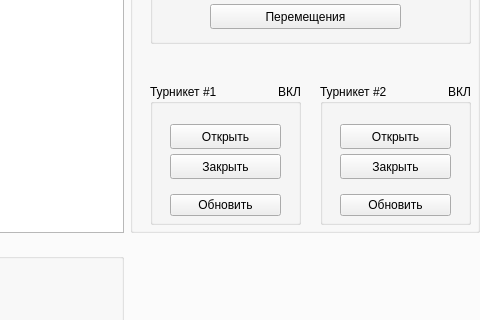
Qt form widgets/main_widget/ui_main_window.ui (lxndrrud/barriers-desktop-py) before a commit; both pictures show x 720 to 1200 and y 401 to 721 of the 1200 by 900 pixel window.
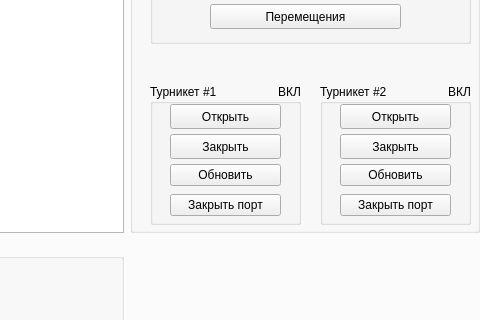
The same form after that commit.

Commit message: close ports buttons

Patch:
```diff
--- a/widgets/main_widget/ui_main_window.ui
+++ b/widgets/main_widget/ui_main_window.ui
@@ -185,7 +185,7 @@
               <property name="geometry">
                <rect>
                 <x>20</x>
-                <y>40</y>
+                <y>20</y>
                 <width>111</width>
                 <height>25</height>
                </rect>
@@ -198,7 +198,7 @@
               <property name="geometry">
                <rect>
                 <x>20</x>
-                <y>70</y>
+                <y>50</y>
                 <width>111</width>
                 <height>25</height>
                </rect>
@@ -227,7 +227,7 @@
               <property name="geometry">
                <rect>
                 <x>20</x>
-                <y>110</y>
+                <y>80</y>
                 <width>111</width>
                 <height>22</height>
                </rect>
@@ -236,6 +236,19 @@
                <string>Обновить</string>
               </property>
              </widget>
+             <widget class="QPushButton" name="closePort1">
+              <property name="geometry">
+               <rect>
+                <x>20</x>
+                <y>110</y>
+                <width>111</width>
+                <height>22</height>
+               </rect>
+              </property>
+              <property name="text">
+               <string>Закрыть порт</string>
+              </property>
+             </widget>
             </widget>
             <widget class="QGroupBox" name="groupBox_4">
              <property name="geometry">
@@ -253,7 +266,7 @@
               <property name="geometry">
                <rect>
                 <x>20</x>
-                <y>40</y>
+                <y>20</y>
                 <width>111</width>
                 <height>25</height>
                </rect>
@@ -266,7 +279,7 @@
               <property name="geometry">
                <rect>
                 <x>20</x>
-                <y>70</y>
+                <y>50</y>
                 <width>111</width>
                 <height>25</height>
                </rect>
@@ -295,7 +308,7 @@
               <property name="geometry">
                <rect>
                 <x>20</x>
-                <y>110</y>
+                <y>80</y>
                 <width>111</width>
                 <height>22</height>
                </rect>
@@ -304,6 +317,19 @@
                <string>Обновить</string>
               </property>
              </widget>
+             <widget class="QPushButton" name="closePort2">
+              <property name="geometry">
+               <rect>
+                <x>20</x>
+                <y>110</y>
+                <width>111</width>
+                <height>22</height>
+               </rect>
+              </property>
+              <property name="text">
+               <string>Закрыть порт</string>
+              </property>
+             </widget>
             </widget>
             <widget class="QGroupBox" name="groupBox_6">
              <property name="geometry">
```
The commit also changes 3 other files.
